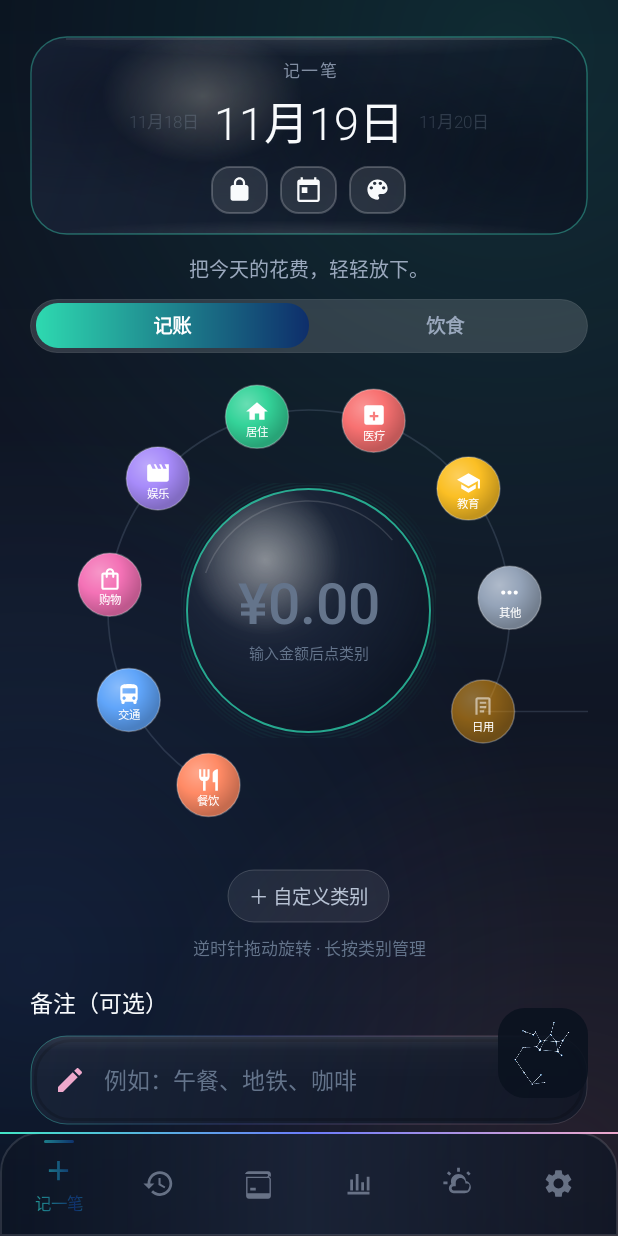
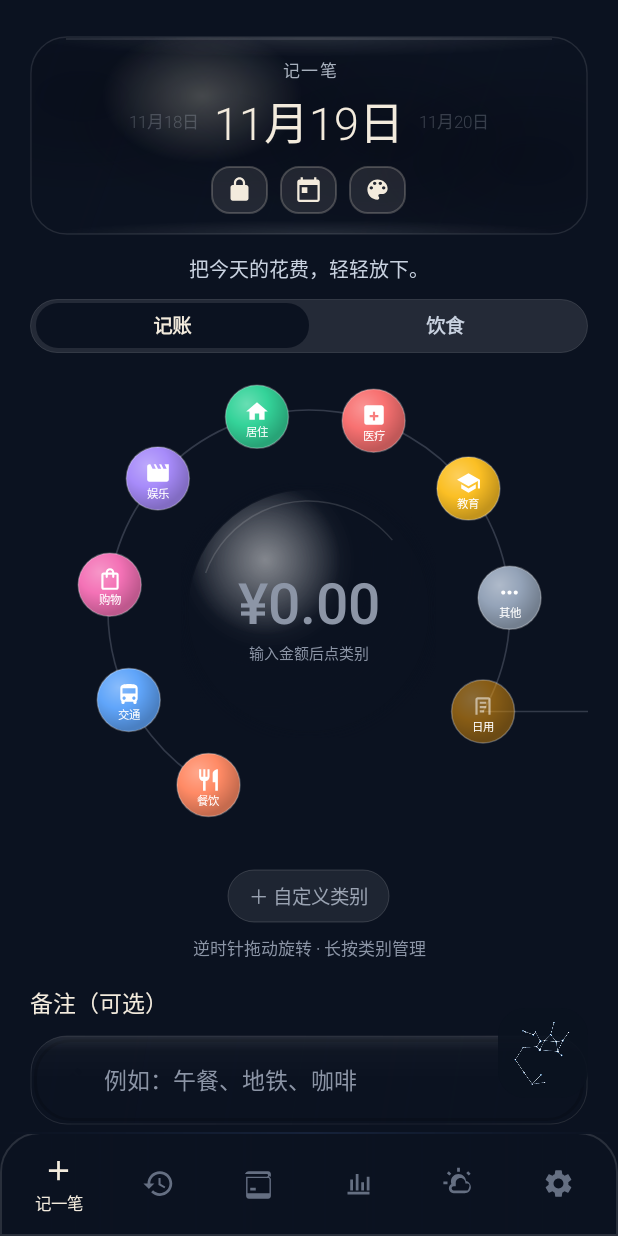
Before and after one commit to AsaMitaka2007/Sagittarius, an Android app: the screen it shows after launch (MainActivity), on a phone screen of 412 x 824 dp. Run offline under Robolectric (Android 15) with nearby library versions, the phone set to English and light mode, and no system bars; our stand-ins replace Room's generated code; pictures from the network do not load; 1 statement that could not run was skipped.

Commit message:
style: 黑色主题改纯墨水黑，Agent 页固定墨水黑不跟随全局主题
- bg_screen_black 删除青绿/蓝/粉径向光效，改纯 #0B1220
- 黑色主题调色板统一米白文字、墨色按钮/渐变、白色微透明卡片描边
- ButtonAccentManager 在黑主题返回 ink 样式， tabs/按钮/chips 统一墨水黑
- 入口涟漪粒子改米白/白/浅蓝灰，不再用绿色
- 新增 Theme.Sagittarius.Agent，SagittariusActivity 强制墨水黑并禁用主题重建/Glass 模糊

```diff
--- a/app/src/main/java/com/dsha/sagittarius/agent/ui/AgentPageIndicatorView.kt
+++ b/app/src/main/java/com/dsha/sagittarius/agent/ui/AgentPageIndicatorView.kt
@@ -7,7 +7,6 @@ import android.graphics.Paint
 import android.util.AttributeSet
 import android.view.View
 import androidx.core.graphics.ColorUtils
-import com.dsha.sagittarius.ui.ButtonAccentManager
 import com.dsha.sagittarius.ui.ThemeTokens
 
 /** 三页滑动指示器：纯展示，不接收点击。 */
@@ -18,9 +17,7 @@ class AgentPageIndicatorView @JvmOverloads constructor(
 
     private val density = resources.displayMetrics.density
     private val tokens = ThemeTokens.of(context)
-    private val accent = ButtonAccentManager.current
-    private val accentColor: Int
-        get() = if (accent.isTransparent) tokens.textSecondary else accent.startColor
+    private val accentColor: Int = AgentInkColors.CREAM
     private val paint = Paint(Paint.ANTI_ALIAS_FLAG)
     private var position = 0f
     private var animator: ValueAnimator? = null
--- a/app/src/main/java/com/dsha/sagittarius/agent/ui/ParticleEdgeView.kt
+++ b/app/src/main/java/com/dsha/sagittarius/agent/ui/ParticleEdgeView.kt
@@ -12,7 +12,6 @@ import android.util.AttributeSet
 import android.view.View
 import android.view.animation.DecelerateInterpolator
 import androidx.core.graphics.ColorUtils
-import com.dsha.sagittarius.ui.ButtonAccentManager
 import com.dsha.sagittarius.ui.MotionUtils
 import kotlin.math.hypot
 import kotlin.math.max
@@ -28,12 +27,11 @@ class ParticleEdgeView @JvmOverloads constructor(
 ) : View(context, attrs) {
 
     private val density = resources.displayMetrics.density
-    private val accent = ButtonAccentManager.current
     private val colors = intArrayOf(
-        if (accent.isTransparent) Color.WHITE else accent.startColor,
-        if (accent.isTransparent) Color.WHITE else accent.endColor,
+        Color.parseColor("#F3EBDD"),
+        Color.WHITE,
         Color.parseColor("#7BF7FF"),
-        Color.WHITE
+        Color.parseColor("#B8C0CC")
     )
     private val paint = Paint(Paint.ANTI_ALIAS_FLAG)
     private val trailPaint = Paint(Paint.ANTI_ALIAS_FLAG).apply {
--- a/app/src/main/java/com/dsha/sagittarius/agent/ui/SagittariusActivity.kt
+++ b/app/src/main/java/com/dsha/sagittarius/agent/ui/SagittariusActivity.kt
@@ -56,6 +56,13 @@ class SagittariusActivity : ThemedActivity() {
         }
         handleVoiceIntent(intent)
     }
+
+    override fun themeResFor(mode: com.dsha.sagittarius.theme.ThemeMode): Int =
+        R.style.Theme_Sagittarius_Agent
+
+    override fun followsThemeChanges(): Boolean = false
+
+    override fun allowsGlassBlur(): Boolean = false
 
     private fun setupPager() {
         binding.viewPager.adapter = object : FragmentStateAdapter(this) {
--- a/app/src/main/java/com/dsha/sagittarius/ui/AgentEntryRevealView.kt
+++ b/app/src/main/java/com/dsha/sagittarius/ui/AgentEntryRevealView.kt
@@ -27,10 +27,6 @@ class AgentEntryRevealView @JvmOverloads constructor(
 ) : View(context, attrs) {
 
     private val density = resources.displayMetrics.density
-    private val accent = ButtonAccentManager.current
-    private val tokens = ThemeTokens.of(context)
-    private val accentStart = if (accent.isTransparent) tokens.textSecondary else accent.startColor
-    private val accentEnd = if (accent.isTransparent) tokens.textSecondary else accent.endColor
     private val fillPaint = Paint(Paint.ANTI_ALIAS_FLAG)
     private val particlePaint = Paint(Paint.ANTI_ALIAS_FLAG)
     private val trailPaint = Paint(Paint.ANTI_ALIAS_FLAG).apply {
@@ -38,10 +34,10 @@ class AgentEntryRevealView @JvmOverloads constructor(
         strokeWidth = 0.9f * density
     }
     private val colors = intArrayOf(
-        accentStart,
-        accentEnd,
+        Color.parseColor("#F3EBDD"),
+        Color.parseColor("#FFFFFF"),
         Color.parseColor("#7BF7FF"),
-        Color.parseColor("#FFFFFF")
+        Color.parseColor("#B8C0CC")
     )
     private val random = Random(System.nanoTime())
     private val particles = ArrayList<Particle>()
--- a/app/src/main/java/com/dsha/sagittarius/ui/ButtonAccentManager.kt
+++ b/app/src/main/java/com/dsha/sagittarius/ui/ButtonAccentManager.kt
@@ -7,6 +7,8 @@ import androidx.datastore.preferences.core.edit
 import androidx.datastore.preferences.core.intPreferencesKey
 import androidx.datastore.preferences.core.stringPreferencesKey
 import androidx.datastore.preferences.preferencesDataStore
+import com.dsha.sagittarius.theme.ThemeManager
+import com.dsha.sagittarius.theme.ThemeMode
 import kotlinx.coroutines.CoroutineScope
 import kotlinx.coroutines.Dispatchers
 import kotlinx.coroutines.SupervisorJob
@@ -34,8 +36,15 @@ data class ButtonAccentStyle(
     val isTransparent: Boolean
         get() = Color.alpha(startColor) == 0 && Color.alpha(endColor) == 0
 
+    val isInk: Boolean
+        get() = id == "ink"
+
     val textColor: Int
-        get() = if (isLight) Color.parseColor("#101828") else Color.WHITE
+        get() = when {
+            isInk -> Color.parseColor("#F3EBDD")
+            isLight -> Color.parseColor("#101828")
+            else -> Color.WHITE
+        }
 }
 
 object ButtonAccentManager {
@@ -55,7 +64,11 @@ object ButtonAccentManager {
 
     private val _style = MutableStateFlow(presets[1])
     val style: StateFlow<ButtonAccentStyle> = _style.asStateFlow()
-    val current: ButtonAccentStyle get() = _style.value
+    private val inkStyle = ButtonAccentStyle(
+        "ink", "墨水黑", Color.parseColor("#0B1220"), Color.parseColor("#0B1220")
+    )
+    val current: ButtonAccentStyle
+        get() = if (ThemeManager.current == ThemeMode.BLACK) inkStyle else _style.value
 
     @Volatile
     private var initialized = false
--- a/app/src/main/java/com/dsha/sagittarius/ui/GradientTabView.kt
+++ b/app/src/main/java/com/dsha/sagittarius/ui/GradientTabView.kt
@@ -86,7 +86,7 @@ class GradientTabView @JvmOverloads constructor(
         super.onDraw(canvas)
         if (width == 0) return
         val selected = isSelected
-        val shader = if (selected && !accent.isTransparent) {
+        val shader = if (selected && !accent.isTransparent && !accent.isInk) {
             LinearGradient(
                 0f, 0f, width.toFloat(), 0f,
                 shaderColors,
@@ -126,7 +126,11 @@ class GradientTabView @JvmOverloads constructor(
             } else {
                 drawable.setTint(
                     if (selected) {
-                        if (accent.isTransparent) tokens.textPrimary else accent.startColor
+                        when {
+                            accent.isInk -> Color.parseColor("#F3EBDD")
+                            accent.isTransparent -> tokens.textPrimary
+                            else -> accent.startColor
+                        }
                     } else {
                         tokens.tabInactive
                     }
@@ -144,6 +148,7 @@ class GradientTabView @JvmOverloads constructor(
                 textPaint.shader = null
                 textPaint.color = when {
                     shader != null -> accent.textColor
+                    accent.isInk -> Color.parseColor("#F3EBDD")
                     accent.isTransparent -> tokens.textPrimary
                     else -> accent.startColor
                 }
--- a/app/src/main/java/com/dsha/sagittarius/ui/ThemedActivity.kt
+++ b/app/src/main/java/com/dsha/sagittarius/ui/ThemedActivity.kt
@@ -20,7 +20,7 @@ abstract class ThemedActivity : AppCompatActivity() {
 
     override fun onCreate(savedInstanceState: Bundle?) {
         appliedMode = ThemeManager.current
-        setTheme(appliedMode.themeRes)
+        setTheme(themeResFor(appliedMode))
         super.onCreate(savedInstanceState)
         applyGlassBlurIfNeeded()
         lifecycleScope.launch {
@@ -28,14 +28,23 @@ abstract class ThemedActivity : AppCompatActivity() {
                 ThemeManager.mode.collect { mode ->
                     if (mode != appliedMode) {
                         appliedMode = mode
-                        recreate()
+                        if (followsThemeChanges()) recreate()
                     }
                 }
             }
         }
     }
 
+    /** 子类可强制固定主题（例如 Agent 页始终墨水黑）。 */
+    protected open fun themeResFor(mode: ThemeMode): Int = mode.themeRes
+
+    /** Agent 页不随全局主题重建。 */
+    protected open fun followsThemeChanges(): Boolean = true
+
+    protected open fun allowsGlassBlur(): Boolean = true
+
     private fun applyGlassBlurIfNeeded() {
+        if (!allowsGlassBlur()) return
         if (appliedMode != ThemeMode.GLASS) return
         if (Build.VERSION.SDK_INT < Build.VERSION_CODES.S) return
         runCatching {
--- a/app/src/main/res/drawable/bg_screen_black.xml
+++ b/app/src/main/res/drawable/bg_screen_black.xml
@@ -2,22 +2,7 @@
 <layer-list xmlns:android="http://schemas.android.com/apk/res/android">
     <item>
         <shape android:shape="rectangle">
-            <gradient android:angle="270" android:startColor="#0A0F1D" android:centerColor="#111827" android:endColor="#080C16" />
-        </shape>
-    </item>
-    <item>
-        <shape android:shape="rectangle">
-            <gradient android:type="radial" android:gradientRadius="420dp" android:centerX="0.82" android:centerY="0.04" android:startColor="#2234E7C4" android:endColor="#0034E7C4" />
-        </shape>
-    </item>
-    <item>
-        <shape android:shape="rectangle">
-            <gradient android:type="radial" android:gradientRadius="360dp" android:centerX="0.05" android:centerY="0.78" android:startColor="#1F3B82F6" android:endColor="#003B82F6" />
-        </shape>
-    </item>
-    <item>
-        <shape android:shape="rectangle">
-            <gradient android:type="radial" android:gradientRadius="300dp" android:centerX="0.92" android:centerY="0.94" android:startColor="#1FEFA9CC" android:endColor="#00EFA9CC" />
+            <solid android:color="#0B1220" />
         </shape>
     </item>
 </layer-list>
--- a/app/src/main/res/values/themes.xml
+++ b/app/src/main/res/values/themes.xml
@@ -3,17 +3,17 @@
 
     <!-- ============ BLACK (default) ============ -->
     <style name="Theme.Sagittarius.Black" parent="Theme.Material3.Dark.NoActionBar">
-        <item name="colorPrimary">@color/accent_teal</item>
-        <item name="colorOnPrimary">#042F2A</item>
-        <item name="colorPrimaryContainer">#134E4A</item>
-        <item name="colorOnPrimaryContainer">@color/text_primary</item>
-        <item name="colorSecondary">@color/accent_blue</item>
-        <item name="colorOnSecondary">@color/text_primary</item>
-        <item name="colorSurface">@color/bg_deep_2</item>
-        <item name="colorOnSurface">@color/text_primary</item>
-        <item name="colorSurfaceVariant">@color/surface_card</item>
-        <item name="colorOnSurfaceVariant">@color/text_secondary</item>
-        <item name="android:colorBackground">@color/bg_deep</item>
+        <item name="colorPrimary">#F3EBDD</item>
+        <item name="colorOnPrimary">#0B1220</item>
+        <item name="colorPrimaryContainer">#16223A</item>
+        <item name="colorOnPrimaryContainer">#F3EBDD</item>
+        <item name="colorSecondary">#C9D2E0</item>
+        <item name="colorOnSecondary">#0B1220</item>
+        <item name="colorSurface">#0B1220</item>
+        <item name="colorOnSurface">#F3EBDD</item>
+        <item name="colorSurfaceVariant">#16223A</item>
+        <item name="colorOnSurfaceVariant">#C9D2E0</item>
+        <item name="android:colorBackground">#0B1220</item>
         <item name="android:windowBackground">@drawable/bg_screen_black</item>
         <item name="android:statusBarColor">@android:color/transparent</item>
         <item name="android:navigationBarColor">@color/bg_deep</item>
@@ -22,61 +22,61 @@
         <item name="materialAlertDialogTheme">@style/ThemeOverlay.Sagittarius.Dialog</item>
         <item name="android:forceDarkAllowed" tools:targetApi="q">false</item>
 
-        <item name="blTextPrimary">#F8FAFC</item>
-        <item name="blTextSecondary">#9AA8BD</item>
-        <item name="blTextTertiary">#64748B</item>
+        <item name="blTextPrimary">#F3EBDD</item>
+        <item name="blTextSecondary">#C9D2E0</item>
+        <item name="blTextTertiary">#8C95A6</item>
         <item name="blDivider">#1FFFFFFF</item>
-        <item name="blAccent">#34E7C4</item>
+        <item name="blAccent">#F3EBDD</item>
         <item name="blSuccess">#22C55E</item>
         <item name="blWarning">#EF4444</item>
         <item name="blWarningText">#FECACA</item>
-        <item name="blGradientStart">#43E6C6</item>
-        <item name="blGradientMid">#6C7CFB</item>
-        <item name="blGradientEnd">#EFA9CC</item>
-        <item name="blTitleStart">#43E6C6</item>
-        <item name="blTitleMid">#B68BFF</item>
-        <item name="blTitleEnd">#EFA9CC</item>
-        <item name="blTitleStrokeStart">#A6FFF0</item>
-        <item name="blTitleStrokeMid">#B9C1FF</item>
-        <item name="blTitleStrokeEnd">#FFD5E8</item>
+        <item name="blGradientStart">#0B1220</item>
+        <item name="blGradientMid">#16223A</item>
+        <item name="blGradientEnd">#0B1220</item>
+        <item name="blTitleStart">#F3EBDD</item>
+        <item name="blTitleMid">#F3EBDD</item>
+        <item name="blTitleEnd">#F3EBDD</item>
+        <item name="blTitleStrokeStart">#FFFFFF</item>
+        <item name="blTitleStrokeMid">#F3EBDD</item>
+        <item name="blTitleStrokeEnd">#E6D9C8</item>
         <item name="blTitleShadow">#60000000</item>
-        <item name="blCardFillTop">#D91A2438</item>
-        <item name="blCardFillBottom">#B30D1524</item>
-        <item name="blCardStrokeStart">#6043E6C6</item>
-        <item name="blCardStrokeMid">#4E6C7CFB</item>
-        <item name="blCardStrokeEnd">#40EFA9CC</item>
-        <item name="blCardHighlight">#1AFFFFFF</item>
+        <item name="blCardFillTop">#E60B1220</item>
+        <item name="blCardFillBottom">#B30B1220</item>
+        <item name="blCardStrokeStart">#1AFFFFFF</item>
+        <item name="blCardStrokeMid">#14FFFFFF</item>
+        <item name="blCardStrokeEnd">#0FFFFFFF</item>
+        <item name="blCardHighlight">#14FFFFFF</item>
         <item name="blCardShadow">#2A000000</item>
-        <item name="blButtonStart">#43E6C6</item>
-        <item name="blButtonMid">#6C7CFB</item>
-        <item name="blButtonEnd">#EFA9CC</item>
-        <item name="blButtonText">#06131B</item>
+        <item name="blButtonStart">#0B1220</item>
+        <item name="blButtonMid">#0B1220</item>
+        <item name="blButtonEnd">#0B1220</item>
+        <item name="blButtonText">#F3EBDD</item>
         <item name="blButtonDisabledText">#82FFFFFF</item>
-        <item name="blFlowStart">#A6FFF0</item>
-        <item name="blFlowMid">#B9C1FF</item>
-        <item name="blFlowEnd">#FFD5E8</item>
-        <item name="blSoftStart">#3343E6C6</item>
-        <item name="blSoftMid">#296C7CFB</item>
-        <item name="blSoftEnd">#22EFA9CC</item>
-        <item name="blFloatingButtonFill">#24FFFFFF</item>
+        <item name="blFlowStart">#1AFFFFFF</item>
+        <item name="blFlowMid">#14FFFFFF</item>
+        <item name="blFlowEnd">#0FFFFFFF</item>
+        <item name="blSoftStart">#220B1220</item>
+        <item name="blSoftMid">#1A0B1220</item>
+        <item name="blSoftEnd">#140B1220</item>
+        <item name="blFloatingButtonFill">#E60B1220</item>
         <item name="blFloatingButtonStroke">#33FFFFFF</item>
         <item name="blProgressTrack">#1CFFFFFF</item>
-        <item name="blChipSelectedText">#FFFFFF</item>
-        <item name="blChipUnselectedFill">#12FFFFFF</item>
-        <item name="blChipUnselectedStroke">#2DFFFFFF</item>
-        <item name="blChipUnselectedText">#B7C2D4</item>
+        <item name="blChipSelectedText">#F3EBDD</item>
+        <item name="blChipUnselectedFill">#14FFFFFF</item>
+        <item name="blChipUnselectedStroke">#26FFFFFF</item>
+        <item name="blChipUnselectedText">#9AA3B2</item>
         <item name="blTabInactive">#7F8A9F</item>
-        <item name="blInputFill">#16FFFFFF</item>
+        <item name="blInputFill">#14FFFFFF</item>
         <item name="blInputStroke">#2BFFFFFF</item>
         <item name="blMetricTile">#0FFFFFFF</item>
-        <item name="blIconCircle">#24FFFFFF</item>
-        <item name="blIconButton">#16FFFFFF</item>
-        <item name="blDialogSurface">#182134</item>
-        <item name="blSpinnerPopup">#182134</item>
+        <item name="blIconCircle">#1AFFFFFF</item>
+        <item name="blIconButton">#14FFFFFF</item>
+        <item name="blDialogSurface">#0F1624</item>
+        <item name="blSpinnerPopup">#0F1624</item>
         <item name="blNodeWarning">#EF4444</item>
         <item name="blNodeNear">#F59E0B</item>
-        <item name="blNodeBarAllocation">#43E6C6</item>
-        <item name="blNodeBarUsed">#EFA9CC</item>
+        <item name="blNodeBarAllocation">#F3EBDD</item>
+        <item name="blNodeBarUsed">#8C95A6</item>
         <item name="blInputBackground">@drawable/bg_input</item>
         <item name="blSearchBackground">@drawable/bg_search</item>
         <item name="blMetricTileBackground">@drawable/bg_metric_tile</item>
@@ -91,6 +91,15 @@
     </style>
 
     <style name="Theme.Sagittarius" parent="Theme.Sagittarius.Black" />
+
+    <!-- Agent 页固定墨水黑，不跟随全局主题 -->
+    <style name="Theme.Sagittarius.Agent" parent="Theme.Sagittarius.Black">
+        <item name="android:windowBackground">@drawable/bg_screen_black</item>
+        <item name="android:navigationBarColor">#0B1220</item>
+        <item name="android:statusBarColor">@android:color/transparent</item>
+        <item name="android:windowLightStatusBar">false</item>
+        <item name="android:forceDarkAllowed" tools:targetApi="q">false</item>
+    </style>
 
     <!-- ============ LIGHT ============ -->
     <style name="Theme.Sagittarius.Light.Base" parent="Theme.Material3.Light.NoActionBar">
```
Also changed, not shown: 1 other file.
